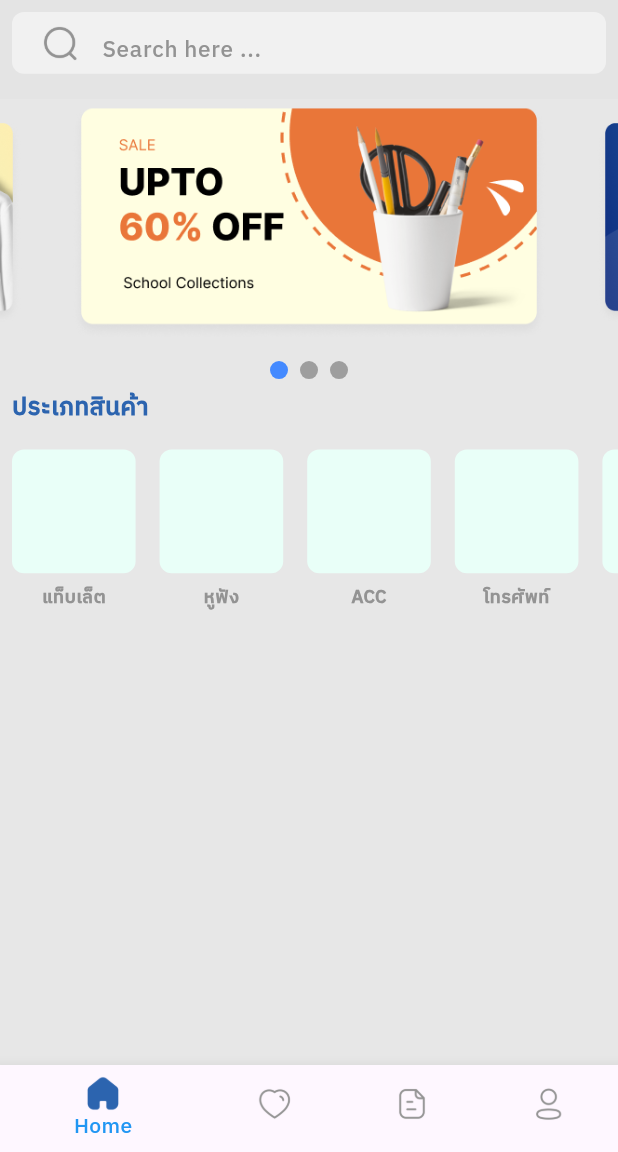
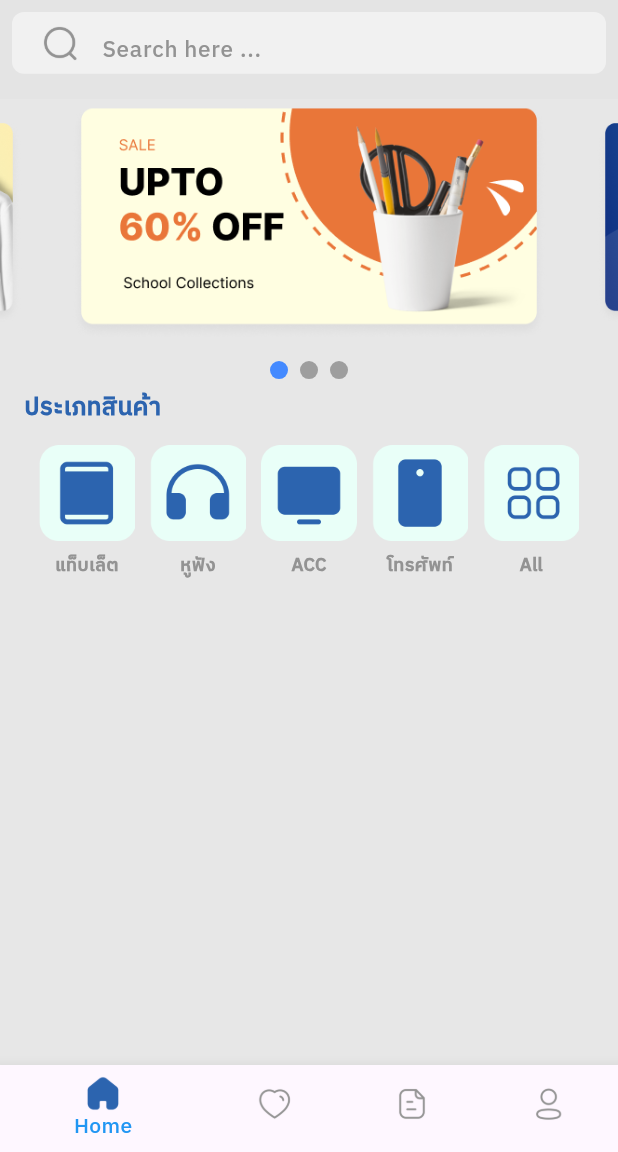
Before and after one commit to Maxza254411/t_and_c_mobile, a Flutter app: the screen it shows after launch, on a phone screen of 412 x 824 dp, the part 84-1236 px from its top. Run offline on Flutter 3.47's test engine with Material 3 defaults, Android fonts, the phone set to English and light mode, and no system bars; drawn by our look-alikes of carousel_slider.

Commit message:
สร้างเมนูหน้าโฮม

```diff
--- a/lib/homePage.dart
+++ b/lib/homePage.dart
@@ -133,11 +133,12 @@ class _HomePageState extends State<HomePage> {
               ),
             ],
           ),
-          Row(
-            children: [
           Padding(
             padding: const EdgeInsets.all(8.0),
-                child: Text(
+            child: Row(
+              children: [
+               SizedBox(width:size.width*0.02,),
+                Text(
                   "ประเภทสินค้า",
                   style: TextStyle(
                     fontSize: 16,
@@ -145,27 +146,19 @@ class _HomePageState extends State<HomePage> {
                     color: kButtonColor,
                   ),
                 ),
+              ],
             ),
-            ],
           ),
           SingleChildScrollView(
             scrollDirection: Axis.horizontal,
             child: Row(
               children: [
-                Column(
+                Padding(
+                  padding: const EdgeInsets.all(5.0),
+                  child: Column(
                     children: [
-                    Padding(
-                      padding: const EdgeInsets.all(8.0),
-                      child: Container(
-                        height: size.height * 0.1,
-                        width: size.width * 0.2,
-
-                        decoration: BoxDecoration(
-                          color: kbgc,
-                          borderRadius: BorderRadius.circular(8),
-                        ),
-                      ),
-                    ),
+                      Image.asset('assets/icons/TabGuoup.png', scale: 8),
+                      SizedBox(height: size.height * 0.01),
                       Text(
                         "แท็บเล็ต",
                         style: TextStyle(
@@ -176,20 +169,13 @@ class _HomePageState extends State<HomePage> {
                       ),
                     ],
                   ),
-                Column(
+                ),
+                Padding(
+                  padding: const EdgeInsets.all(5.0),
+                  child: Column(
                     children: [
-                    Padding(
-                      padding: const EdgeInsets.all(8.0),
-                      child: Container(
-                        height: size.height * 0.1,
-                        width: size.width * 0.2,
-
-                        decoration: BoxDecoration(
-                          color: kbgc,
-                          borderRadius: BorderRadius.circular(8),
-                        ),
-                      ),
-                    ),
+                      Image.asset('assets/icons/eargroup.png', scale: 8),
+                      SizedBox(height: size.height * 0.01),
                       Text(
                         "หูฟัง",
                         style: TextStyle(
@@ -200,21 +186,13 @@ class _HomePageState extends State<HomePage> {
                       ),
                     ],
                   ),
-
-                Column(
+                ),
+                 Padding(
+                  padding: const EdgeInsets.all(5.0),
+                  child: Column(
                     children: [
-                    Padding(
-                      padding: const EdgeInsets.all(8.0),
-                      child: Container(
-                        height: size.height * 0.1,
-                        width: size.width * 0.2,
-
-                        decoration: BoxDecoration(
-                          color: kbgc,
-                          borderRadius: BorderRadius.circular(8),
-                        ),
-                      ),
-                    ),
+                      Image.asset('assets/icons/AccGroup.png', scale: 8),
+                      SizedBox(height: size.height * 0.01),
                       Text(
                         "ACC",
                         style: TextStyle(
@@ -225,20 +203,13 @@ class _HomePageState extends State<HomePage> {
                       ),
                     ],
                   ),
-                Column(
+                ),
+                 Padding(
+                  padding: const EdgeInsets.all(5.0),
+                  child: Column(
                     children: [
-                    Padding(
-                      padding: const EdgeInsets.all(8.0),
-                      child: Container(
-                        height: size.height * 0.1,
-                        width: size.width * 0.2,
-
-                        decoration: BoxDecoration(
-                          color: kbgc,
-                          borderRadius: BorderRadius.circular(8),
-                        ),
-                      ),
-                    ),
+                      Image.asset('assets/icons/PhoneGroup.png', scale: 8),
+                      SizedBox(height: size.height * 0.01),
                       Text(
                         "โทรศัพท์",
                         style: TextStyle(
@@ -249,19 +220,13 @@ class _HomePageState extends State<HomePage> {
                       ),
                     ],
                   ),
-                Column(
+                ),
+                 Padding(
+                  padding: const EdgeInsets.all(5.0),
+                  child: Column(
                     children: [
-                    Padding(
-                      padding: const EdgeInsets.all(8.0),
-                      child: Container(
-                        height: size.height * 0.1,
-                        width: size.width * 0.2,
-                        decoration: BoxDecoration(
-                          color: kbgc,
-                          borderRadius: BorderRadius.circular(8),
-                        ),
-                      ),
-                    ),
+                      Image.asset('assets/icons/AllGroup.png', scale: 8),
+                      SizedBox(height: size.height * 0.01),
                       Text(
                         "All",
                         style: TextStyle(
@@ -272,6 +237,11 @@ class _HomePageState extends State<HomePage> {
                       ),
                     ],
                   ),
+                ),
+
+
+
+
               ],
             ),
           ),
```
Also changed, not shown: assets/icons/AccGroup.png (added), assets/icons/AllGroup.png (added), assets/icons/Category.png (added), assets/icons/DeviceMobileCamera.png (added), assets/icons/DeviceTablet.png (added), assets/icons/Headphones.png (added), assets/icons/Monitor.png (added), assets/icons/PhoneGroup.png (added), assets/icons/TabGuoup.png (added), assets/icons/eargroup.png (added). Lines whose indentation alone changed are shown as unchanged.
